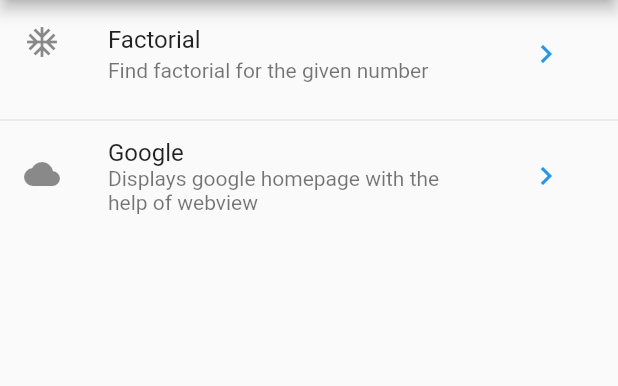
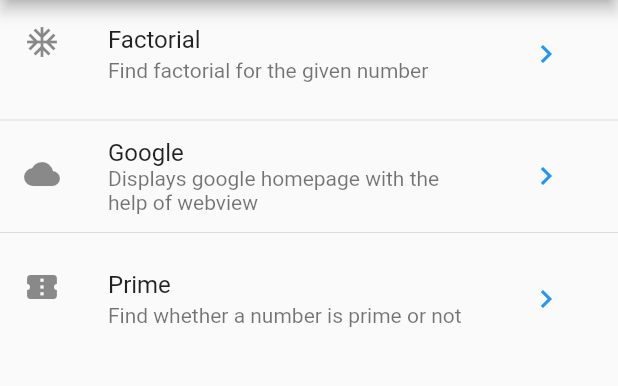
Before and after one commit to Shahrukh912/flutter_apps, a Flutter app: the screen it shows after launch, on a phone screen of 412 x 824 dp, the part 84-470 px from its top. Run offline on Flutter 3.47's test engine with Material 2 defaults, Android fonts, the phone set to English and light mode, and no system bars; our stand-ins replace webview_flutter.

Commit message:
Added prime.dart

```diff
--- a/lib/main.dart
+++ b/lib/main.dart
@@ -1,7 +1,7 @@
 import 'package:flutter/material.dart';
 import 'package:flutter_apps/Screens/GoogleWebpage/GoogleWebpage.dart';
-
 import 'Screens/Factorial/Factorial.dart';
+import 'Screens/Prime/Prime.dart';
 
 void main() {
   runApp(MaterialApp(
@@ -26,8 +26,11 @@ class _MyAppState extends State<MyApp> {
   Widget build(BuildContext context) {
     //this list holds all the screen you want to show on main page
     List<ScreensHolder> items = <ScreensHolder>[];
-    items.add(ScreensHolder(Icon(Icons.ac_unit),"Factorial", "Find factorial for the given number", Factorial()));
-    items.add(ScreensHolder(Icon(Icons.cloud), "Google", "Displays google homepage with the help of webview", GoogleWebpage()));
+    items.add(ScreensHolder(Icon(Icons.ac_unit), "Factorial",
+        "Find factorial for the given number", Factorial()));
+    items.add(ScreensHolder(Icon(Icons.cloud), "Google",
+        "Displays google homepage with the help of webview", GoogleWebpage()));
+    items.add(ScreensHolder(Icon(Icons.confirmation_num), "Prime", "Find whether a number is prime or not", Prime()));
 
     // TODO: implement build
     return Scaffold(
@@ -41,22 +44,20 @@ class _MyAppState extends State<MyApp> {
                 subtitle: Text(items[index].subtitle),
                 trailing: TextButton(
                   child: Icon(Icons.navigate_next),
-                onPressed: (){
+                  onPressed: () {
                     Navigator.push(
                       context,
-                      MaterialPageRoute(builder: (context) => items[index].nextScreen as Widget),
-                  );
-                      // Factorial() as Route<Object?>);
+                      MaterialPageRoute(
+                          builder: (context) =>
+                              items[index].nextScreen as Widget),
+                    ); //push
+                  }, //onPressed
+                ));
           },
-              )
-
-            );
-          }, separatorBuilder: (BuildContext context, int index) => const Divider(),
-        )
-    );
+          separatorBuilder: (BuildContext context, int index) =>
+              const Divider(),
+        ));
   }
-
-
 }
 
 class ScreensHolder {
@@ -65,6 +66,5 @@ class ScreensHolder {
   String subtitle;
   Object nextScreen;
 
-  ScreensHolder(this.icon,this.title,this.subtitle,this.nextScreen);
-
+  ScreensHolder(this.icon, this.title, this.subtitle, this.nextScreen);
 }
```
Also changed, not shown: lib/Screens/Prime/Prime.dart (added, +105 -0 lines). Lines whose indentation alone changed are shown as unchanged.
